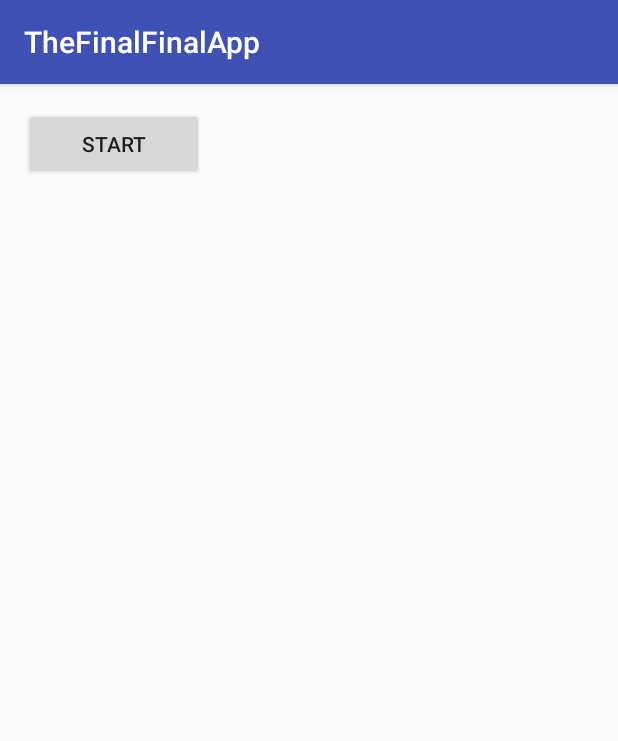
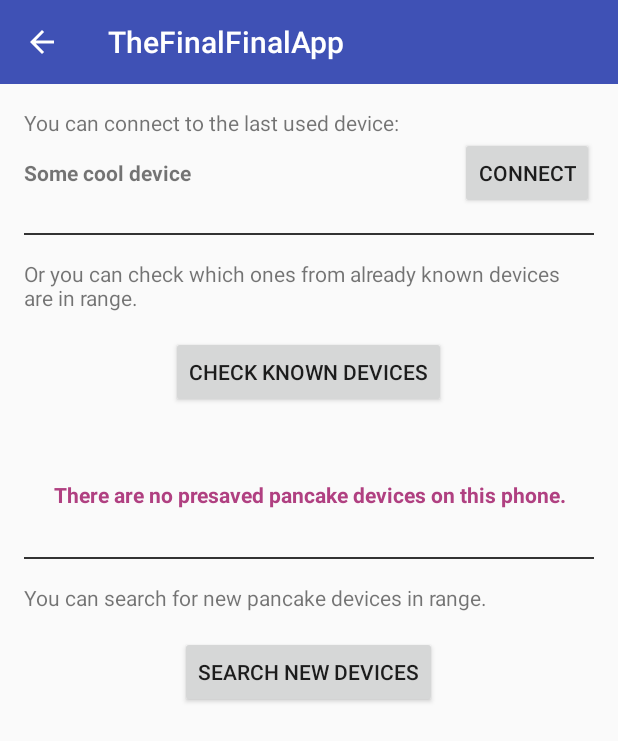
Before and after one commit to stas-perchenko/bt-recorder, an Android app: the screen it shows after launch (MainActivity before the commit, StartActivity after it), on a phone screen of 412 x 824 dp. Shown: the top 741 px of the screen. Run offline under Robolectric (Android 15) with nearby library versions, the phone set to English and light mode, and no system bars; 1 statement that could not run was skipped.

Commit message:
StartActivity to manage devices

```diff
--- a/app/src/main/AndroidManifest.xml
+++ b/app/src/main/AndroidManifest.xml
@@ -13,7 +13,10 @@
         android:label="@string/app_name"
         android:supportsRtl="true"
         android:theme="@style/AppTheme">
-        <activity android:name=".ui.activity.MainActivity">
+        <activity android:name=".ui.activity.StartActivity"
+            android:theme="@style/AppTheme.NoActionBar"
+            android:screenOrientation="portrait"
+            android:windowSoftInputMode="adjustPan">
             <intent-filter>
                 <action android:name="android.intent.action.MAIN" />
 
--- a/app/src/main/java/com/alperez/bt_microphone/storage/DatabaseAdapter.java
+++ b/app/src/main/java/com/alperez/bt_microphone/storage/DatabaseAdapter.java
@@ -7,7 +7,9 @@ import android.database.sqlite.SQLiteDatabase;
 import com.alperez.bt_microphone.model.BlacklistedBtDevice;
 import com.alperez.bt_microphone.model.ValidBtDevice;
 
+import java.util.ArrayList;
 import java.util.Date;
+import java.util.List;
 
 /**
  * Created by stanislav.perchenko on 3/9/2017.
@@ -80,20 +82,10 @@ public class DatabaseAdapter {
 
     public ValidBtDevice selectValidDeviceById(long id) {
         String where = String.format("%s = %d", BlacklistedBtDevice.COLUMN_ID, id);
-        Cursor c = db.query(BlacklistedBtDevice.TABLE_NAME, null, where, null, null, null, null);
+        Cursor c = db.query(ValidBtDevice.TABLE_NAME, null, where, null, null, null, null);
         try {
             if (c.moveToFirst()) {
-                return ValidBtDevice.builder()
-                        .setMacAddress(c.getString(c.getColumnIndex(ValidBtDevice.COLUMN_MAC)))
-                        .setDeviceName(c.getString(c.getColumnIndex(ValidBtDevice.COLUMN_ORIG_DEVICE_NAME)))
-                        .setSerialNumber(c.getString(c.getColumnIndex(ValidBtDevice.COLUMN_SERIAL_NUM)))
-                        .setHardwareVersion(c.getInt(c.getColumnIndex(ValidBtDevice.COLUMN_HARD_VERSION)))
-                        .setFirmwareVersion(c.getInt(c.getColumnIndex(ValidBtDevice.COLUMN_SOFT_VERSION)))
-                        .setReleaseDate(new Date(c.getLong(c.getColumnIndex(ValidBtDevice.COLUMN_RELEASE_DATE))))
-                        .setUserDefinedName(c.getString(c.getColumnIndex(ValidBtDevice.COLUMN_USER_DEVINED_NAME)))
-                        .setTimeDiscovered(new Date(c.getLong(c.getColumnIndex(ValidBtDevice.COLUMN_TIME_DISCOVERED))))
-                        .setTimeLastConnected(new Date(c.getLong(c.getColumnIndex(ValidBtDevice.COLUMN_TIME_LAST_CONNECTED))))
-                        .build();
+                return buildValidDeviceFromCursor(c);
             } else {
                 return null;
             }
@@ -102,7 +94,34 @@ public class DatabaseAdapter {
         }
     }
 
+    public List<ValidBtDevice> selectAllValidDevices() {
+        Cursor c = db.query(ValidBtDevice.TABLE_NAME, null, null, null, null, null, ValidBtDevice.COLUMN_TIME_LAST_CONNECTED);
+        try {
+            List<ValidBtDevice> result = new ArrayList<>(5);
+            if (c.moveToFirst()) {
+                do {
+                    result.add(buildValidDeviceFromCursor(c));
+                } while (c.moveToNext());
+            }
+            return result;
+        } finally {
+            c.close();
+        }
+    }
 
+    private ValidBtDevice buildValidDeviceFromCursor(Cursor c) {
+        return ValidBtDevice.builder()
+                .setMacAddress(c.getString(c.getColumnIndex(ValidBtDevice.COLUMN_MAC)))
+                .setDeviceName(c.getString(c.getColumnIndex(ValidBtDevice.COLUMN_ORIG_DEVICE_NAME)))
+                .setSerialNumber(c.getString(c.getColumnIndex(ValidBtDevice.COLUMN_SERIAL_NUM)))
+                .setHardwareVersion(c.getInt(c.getColumnIndex(ValidBtDevice.COLUMN_HARD_VERSION)))
+                .setFirmwareVersion(c.getInt(c.getColumnIndex(ValidBtDevice.COLUMN_SOFT_VERSION)))
+                .setReleaseDate(new Date(c.getLong(c.getColumnIndex(ValidBtDevice.COLUMN_RELEASE_DATE))))
+                .setUserDefinedName(c.getString(c.getColumnIndex(ValidBtDevice.COLUMN_USER_DEVINED_NAME)))
+                .setTimeDiscovered(new Date(c.getLong(c.getColumnIndex(ValidBtDevice.COLUMN_TIME_DISCOVERED))))
+                .setTimeLastConnected(new Date(c.getLong(c.getColumnIndex(ValidBtDevice.COLUMN_TIME_LAST_CONNECTED))))
+                .build();
+    }
 
     /**********************************************************************************************/
     /******************************  Insert/Update methods  ***************************************/
--- /dev/null
+++ b/app/src/main/java/com/alperez/bt_microphone/ui/IFullScreenProgress.java
@@ -0,0 +1,10 @@
+package com.alperez.bt_microphone.ui;
+
+/**
+ * Created by stanislav.perchenko on 3/12/2017.
+ */
+
+public interface IFullScreenProgress {
+    void showFullScreenProgress(String message);
+    void dismissFullScreenProgress();
+}
--- /dev/null
+++ b/app/src/main/java/com/alperez/bt_microphone/ui/activity/BaseActivity.java
@@ -0,0 +1,91 @@
+package com.alperez.bt_microphone.ui.activity;
+
+import android.app.ProgressDialog;
+import android.content.Context;
+import android.os.Bundle;
+import android.support.annotation.Nullable;
+import android.support.v7.app.ActionBar;
+import android.support.v7.app.AppCompatActivity;
+import android.support.v7.widget.Toolbar;
+import android.view.MotionEvent;
+import android.view.View;
+import android.view.inputmethod.InputMethodManager;
+import android.widget.EditText;
+
+import com.alperez.bt_microphone.R;
+import com.alperez.bt_microphone.ui.IFullScreenProgress;
+import com.alperez.bt_microphone.ui.Layout;
+
+import java.lang.annotation.Annotation;
+
+/**
+ * Created by stanislav.perchenko on 3/12/2017.
+ */
+
+public class BaseActivity extends AppCompatActivity implements IFullScreenProgress {
+    private ProgressDialog mDialog;
+
+    @Override
+    protected void onCreate(@Nullable Bundle savedInstanceState) {
+        super.onCreate(savedInstanceState);
+        Class cls = getClass();
+        if (!cls.isAnnotationPresent(Layout.class)) return;
+        Annotation annotation = cls.getAnnotation(Layout.class);
+        Layout layout = ((Layout) annotation);
+        setContentView(layout.value());
+
+    }
+
+    @Override
+    public boolean dispatchTouchEvent(MotionEvent event) {
+        View view = getCurrentFocus();
+        boolean result = super.dispatchTouchEvent(event);
+
+        if (view instanceof EditText) {
+            View w = getCurrentFocus();
+            if (w == null) return result;
+
+            int scrcoords[] = new int[2];
+            w.getLocationOnScreen(scrcoords);
+            float x = event.getRawX() + w.getLeft() - scrcoords[0];
+            float y = event.getRawY() + w.getTop() - scrcoords[1];
+
+            if (event.getAction() == MotionEvent.ACTION_UP
+                    && (x < w.getLeft() || x >= w.getRight()
+                    || y < w.getTop() || y > w.getBottom())) {
+                InputMethodManager imm = (InputMethodManager) getSystemService(Context.INPUT_METHOD_SERVICE);
+                imm.hideSoftInputFromWindow(getWindow().getCurrentFocus().getWindowToken(), 0);
+            }
+        }
+        return result;
+    }
+
+    public void setupToolbar() {
+        Toolbar toolbar = (Toolbar) findViewById(R.id.toolbar);
+        setSupportActionBar(toolbar);
+        final ActionBar ab = getSupportActionBar();
+        if(ab != null) {
+            ab.setDisplayHomeAsUpEnabled(true);
+        }
+    }
+
+    @Override
+    public void showFullScreenProgress(String message) {
+        if (mDialog == null) {
+            mDialog = new ProgressDialog(this);
+            mDialog.setIndeterminate(true);
+            mDialog.setTitle(message);
+            mDialog.setCancelable(false);
+            mDialog.setCanceledOnTouchOutside(false);
+        }
+        mDialog.show();
+    }
+
+    @Override
+    public void dismissFullScreenProgress() {
+        if (mDialog != null && mDialog.isShowing()) {
+            mDialog.dismiss();
+        }
+    }
+
+}
--- a/app/src/main/java/com/alperez/bt_microphone/ui/activity/MainActivity.java
+++ b/app/src/main/java/com/alperez/bt_microphone/ui/activity/MainActivity.java
@@ -1,43 +1,10 @@
 package com.alperez.bt_microphone.ui.activity;
 
-import android.support.v7.app.AppCompatActivity;
-import android.os.Bundle;
-import android.widget.Button;
+/**
+ * Created by stanislav.perchenko on 3/12/2017.
+ */
 
-import com.alperez.bt_microphone.R;
-import com.alperez.bt_microphone.bluetoorh.BluetoothNotSupportedException;
-import com.alperez.bt_microphone.bluetoorh.BtUtils;
-import com.alperez.bt_microphone.bluetoorh.management.DeviceDiscovery;
-import com.alperez.bt_microphone.bluetoorh.management.DeviceFounder;
-import com.alperez.bt_microphone.bluetoorh.management.OnDeviceFoundListener;
-import com.alperez.bt_microphone.bluetoorh.management.impl.DeviceDiscoveryImpl;
-import com.alperez.bt_microphone.bluetoorh.management.impl.DeviceFounderImpl;
-import com.alperez.bt_microphone.model.BlacklistedBtDevice;
-import com.alperez.bt_microphone.model.DiscoveredBluetoothDevice;
-import com.alperez.bt_microphone.model.ValidBtDevice;
-
-public class MainActivity extends AppCompatActivity {
-
-
-
-
-
-
-
-    @Override
-    protected void onCreate(Bundle savedInstanceState) {
-        super.onCreate(savedInstanceState);
-        setContentView(R.layout.activity_main);
-
-
-
-    }
-
-    @Override
-    protected void onDestroy() {
-        super.onDestroy();
-
-    }
-
+public class MainActivity extends BaseActivity {
+    public static final String ARG_VALID_DEVICE_ID = "device_id";
 
 }
--- /dev/null
+++ b/app/src/main/java/com/alperez/bt_microphone/ui/activity/StartActivity.java
@@ -0,0 +1,162 @@
+package com.alperez.bt_microphone.ui.activity;
+
+import android.bluetooth.BluetoothAdapter;
+import android.content.Intent;
+import android.os.Bundle;
+import android.support.v4.app.Fragment;
+import android.support.v4.app.FragmentTransaction;
+import android.view.View;
+import android.widget.Toast;
+
+import com.alperez.bt_microphone.R;
+import com.alperez.bt_microphone.bluetoorh.BluetoothNotSupportedException;
+import com.alperez.bt_microphone.bluetoorh.BtUtils;
+import com.alperez.bt_microphone.model.DiscoveredBluetoothDevice;
+import com.alperez.bt_microphone.model.ValidBtDevice;
+import com.alperez.bt_microphone.storage.DatabaseAdapter;
+import com.alperez.bt_microphone.ui.Layout;
+import com.alperez.bt_microphone.ui.fragment.CheckKnownDevicesFragment;
+import com.alperez.bt_microphone.ui.fragment.DiscoverDevicesFragment;
+
+import java.util.List;
+import java.util.Map;
+
+@Layout(value = R.layout.activity_start)
+public class StartActivity extends BaseActivity implements DiscoverDevicesFragment.BluetoothAdapterProvider, DiscoverDevicesFragment.OnDeviceSelectionResultListener {
+
+
+    BluetoothAdapter btAdapter;
+    private List<ValidBtDevice> savedDevices;
+
+
+    private Map<String, Fragment> allFragments;
+    private Fragment currFragment;
+
+
+    @Override
+    protected void onCreate(Bundle savedInstanceState) {
+        super.onCreate(savedInstanceState);
+        setupToolbar();
+
+
+        try {
+            btAdapter = BtUtils.getBtAdapter(this);
+        } catch (BluetoothNotSupportedException e) {
+            e.printStackTrace();
+            finish();
+            return;
+        }
+
+        savedDevices = selectSavedDevices();
+        setKnownDevicesGroupVisible(savedInstanceState.size() > 0);
+
+        findViewById(R.id.btn_connect_last).setOnClickListener(v -> goToMainActivity(savedDevices.get(0)));
+        findViewById(R.id.btn_check_known).setOnClickListener(v -> showCheckKnownDevicesFragment());
+        findViewById(R.id.btn_search_new).setOnClickListener(v -> showDiscoverDevicesFragment());
+
+    }
+
+    private void goToMainActivity(ValidBtDevice dev) {
+        Intent intent = new Intent(this, MainActivity.class);
+        intent.putExtra(MainActivity.ARG_VALID_DEVICE_ID, dev.id());
+        startActivity(intent);
+        finish();
+    }
+
+    private void showCheckKnownDevicesFragment() {
+        if ((currFragment != null) && (currFragment instanceof CheckKnownDevicesFragment)) {
+            // The required fragment is being shown;
+            return;
+        }
+
+        FragmentTransaction ft = getSupportFragmentManager().beginTransaction();
+        if (currFragment != null) {
+            ft.detach(currFragment);
+        }
+
+        Fragment f = allFragments.get(CheckKnownDevicesFragment.class.getName());
+        if (f != null) {
+            ((CheckKnownDevicesFragment) f).setDevices(savedDevices);
+            ft.attach(f);
+        } else {
+            f = new CheckKnownDevicesFragment();
+            ((CheckKnownDevicesFragment) f).setDevices(savedDevices);
+            allFragments.put(CheckKnownDevicesFragment.class.getName(), f);
+            ft.add(R.id.children_fragments_container, f);
+        }
+        ft.commit();
+    }
+
+    private void showDiscoverDevicesFragment() {
+        if ((currFragment != null) && (currFragment instanceof DiscoverDevicesFragment)) {
+            // The required fragment is being shown;
+            return;
+        }
+
+
+        FragmentTransaction ft = getSupportFragmentManager().beginTransaction();
+        if (currFragment != null) {
+            ft.detach(currFragment);
+        }
+
+        Fragment f = allFragments.get(DiscoverDevicesFragment.class.getName());
+        if (f != null) {
+            ft.attach(f);
+        } else {
+            f = new DiscoverDevicesFragment();
+            allFragments.put(DiscoverDevicesFragment.class.getName(), f);
+            ft.add(R.id.children_fragments_container, f);
+        }
+        ft.commit();
+    }
+
+
+
+
+    /*************************  interfaces for the Discover activity  *****************************/
+    @Override
+    public BluetoothAdapter getBluetoothAdapter() {
+        return btAdapter;
+    }
+
+    @Override
+    public void onNewDeviceSelected(DiscoveredBluetoothDevice device) {
+        Toast.makeText(this, "New device selected - "+device.getMacAddress(), Toast.LENGTH_LONG).show();
+    }
+
+    @Override
+    public void onKnowDeviceSelected(ValidBtDevice device) {
+        goToMainActivity(device);
+    }
+
+
+
+
+
+
+
+    /**********************************************************************************************/
+    private void setKnownDevicesGroupVisible(boolean visible) {
+        findViewById(R.id.container_known_devices).setVisibility(visible ? View.VISIBLE : View.GONE);
+        findViewById(R.id.txt_no_saved_devices).setVisibility(visible ? View.GONE : View.VISIBLE);
+    }
+
+    private List<ValidBtDevice> selectSavedDevices() {
+        DatabaseAdapter db = new DatabaseAdapter();
+        try {
+            return db.selectAllValidDevices();
+        } finally {
+            db.close();
+        }
+    }
+
+
+
+
+
+
+
+
+
+
+}
--- /dev/null
+++ b/app/src/main/res/layout/aaapplication_toolbar.xml
@@ -0,0 +1,12 @@
+<?xml version="1.0" encoding="utf-8"?>
+<android.support.v7.widget.Toolbar xmlns:android="http://schemas.android.com/apk/res/android"
+    xmlns:app="http://schemas.android.com/apk/res-auto"
+    android:id="@+id/toolbar"
+    android:layout_width="match_parent"
+    android:layout_height="wrap_content"
+    android:layout_weight="0"
+    android:layout_gravity="top"
+    android:layout_alignParentTop="true"
+    android:background="@color/colorPrimary"
+    android:minHeight="?attr/actionBarSize"
+    app:theme="@style/TransparentToolbar" />
--- a/app/src/main/res/layout/activity_main.xml
+++ /dev/null
@@ -1,20 +0,0 @@
-<?xml version="1.0" encoding="utf-8"?>
-<RelativeLayout xmlns:android="http://schemas.android.com/apk/res/android"
-    xmlns:tools="http://schemas.android.com/tools"
-    android:id="@+id/activity_main"
-    android:layout_width="match_parent"
-    android:layout_height="match_parent"
-    android:paddingBottom="@dimen/activity_vertical_margin"
-    android:paddingLeft="@dimen/activity_horizontal_margin"
-    android:paddingRight="@dimen/activity_horizontal_margin"
-    android:paddingTop="@dimen/activity_vertical_margin"
-    tools:context="com.alperez.bt_microphone.ui.activity.MainActivity">
-
-
-
-    <Button android:id="@+id/btn_start_stop"
-        android:layout_width="120dp"
-        android:layout_height="wrap_content"
-        android:text="start"/>
-
-</RelativeLayout>
--- /dev/null
+++ b/app/src/main/res/layout/activity_start.xml
@@ -0,0 +1,132 @@
+<?xml version="1.0" encoding="utf-8"?>
+<LinearLayout xmlns:android="http://schemas.android.com/apk/res/android"
+    android:layout_width="match_parent"
+    android:layout_height="match_parent"
+    android:orientation="vertical">
+
+    <include android:id="@+id/toolbar" layout="@layout/aaapplication_toolbar"/>
+
+    <FrameLayout
+        android:layout_width="match_parent"
+        android:layout_height="0dp"
+        android:layout_weight="1">
+
+        <!--  The activity content /-->
+        <LinearLayout
+            android:layout_width="match_parent"
+            android:layout_height="match_parent"
+            android:orientation="vertical"
+            android:paddingBottom="@dimen/activity_vertical_margin"
+            android:paddingLeft="@dimen/activity_horizontal_margin"
+            android:paddingRight="@dimen/activity_horizontal_margin"
+            android:paddingTop="@dimen/activity_vertical_margin">
+
+            <LinearLayout android:id="@+id/container_known_devices"
+                android:layout_width="match_parent"
+                android:layout_height="wrap_content"
+                android:orientation="vertical">
+
+
+
+                <!-- 1 /-->
+                <TextView
+                    android:layout_width="match_parent"
+                    android:layout_height="wrap_content"
+                    android:text="@string/prompt_last_connected_device"/>
+
+                <LinearLayout
+                    android:layout_width="match_parent"
+                    android:layout_height="wrap_content"
+                    android:orientation="horizontal"
+                    android:gravity="center_vertical">
+                    <TextView
+                        android:layout_width="0dp"
+                        android:layout_height="wrap_content"
+                        android:layout_weight="1"
+                        android:textStyle="bold"
+                        android:textSize="14sp"
+                        android:text="Some cool device"/>
+
+                    <Button android:id="@+id/btn_connect_last"
+                        android:layout_width="wrap_content"
+                        android:layout_height="wrap_content"
+                        android:layout_weight="0"
+                        android:text="@string/action_connect_last_device"/>
+                </LinearLayout>
+
+
+
+
+
+
+                <!-- 2 /-->
+                <View
+                    android:layout_width="match_parent"
+                    android:layout_height="1dp"
+                    android:background="#333333"
+                    android:layout_marginTop="@dimen/activity_vertical_margin"/>
+                <TextView
+                    android:layout_width="match_parent"
+                    android:layout_height="wrap_content"
+                    android:layout_marginTop="@dimen/activity_vertical_margin"
+                    android:text="@string/prompt_check_known_devices"/>
+
+                <Button android:id="@+id/btn_check_known"
+                    android:layout_width="wrap_content"
+                    android:layout_height="wrap_content"
+                    android:layout_gravity="center_horizontal"
+                    android:layout_marginTop="@dimen/activity_vertical_margin"
+                    android:text="@string/action_check_known_devices"/>
+
+
+
+
+
+            </LinearLayout>
+
+            <TextView android:id="@+id/txt_no_saved_devices"
+                android:layout_width="match_parent"
+                android:layout_height="wrap_content"
+                android:gravity="center_horizontal"
+                android:paddingTop="48dp"
+                android:paddingBottom="32dp"
+                android:textColor="@color/text_red"
+                android:textStyle="bold"
+                android:text="@string/text_no_saved_devices"/>
+
+
+            <!-- 3 /-->
+            <View
+                android:layout_width="match_parent"
+                android:layout_height="1dp"
+                android:background="#333333"/>
+            <TextView
+                android:layout_width="match_parent"
+                android:layout_height="wrap_content"
+                android:layout_marginTop="@dimen/activity_vertical_margin"
+                android:text="@string/prompt_search_new_devices"/>
+
+            <Button android:id="@+id/btn_search_new"
+                android:layout_width="wrap_content"
+                android:layout_height="wrap_content"
+                android:layout_gravity="center_horizontal"
+                android:layout_marginTop="@dimen/activity_vertical_margin"
+                android:text="@string/action_search_new_devices"/>
+
+        </LinearLayout>
+
+
+        <!--  Container for children fragments /-->
+        <FrameLayout
+            android:id="@+id/children_fragments_container"
+            android:layout_width="match_parent"
+            android:layout_height="match_parent"
+            android:background="@android:color/transparent"/>
+
+    </FrameLayout>
+
+
+
+
+
+</LinearLayout>
--- a/app/src/main/res/values/colors.xml
+++ b/app/src/main/res/values/colors.xml
@@ -8,5 +8,6 @@
     <color name="text_regular">#222222</color>
     <color name="text_light">#656565</color>
     <color name="text_white">#FFFFFF</color>
+    <color name="text_red">#B04081</color>
     <color name="bg_section_title">#3090A0</color>
 </resources>
--- a/app/src/main/res/values/strings.xml
+++ b/app/src/main/res/values/strings.xml
@@ -4,4 +4,13 @@
     <string name="title_saved_devices">Already known pancake devices</string>
     <string name="title_other_devices">Other Bluetooth devices</string>
     <string name="no_devices">No devices found</string>
+
+    <string name="text_no_saved_devices">There are no presaved pancake devices on this phone.</string>
+    <string name="prompt_last_connected_device">You can connect to the last used device:</string>
+    <string name="prompt_check_known_devices">Or you can check which ones from already known devices are in range.</string>
+    <string name="prompt_search_new_devices">You can search for new pancake devices in range.</string>
+
+    <string name="action_connect_last_device">Connect</string>
+    <string name="action_check_known_devices">Check known devices</string>
+    <string name="action_search_new_devices">Search new devices</string>
 </resources>
--- a/app/src/main/res/values/styles.xml
+++ b/app/src/main/res/values/styles.xml
@@ -8,4 +8,15 @@
         <item name="colorAccent">@color/colorAccent</item>
     </style>
 
+    <style name="AppTheme.NoActionBar">
+        <item name="windowActionBar">false</item>
+        <item name="windowNoTitle">true</item>
+    </style>
+
+    <style name="TransparentToolbar" parent="@style/ThemeOverlay.AppCompat.Dark.ActionBar">
+        <item name="android:windowActionBarOverlay">true</item>
+        <!-- Support Library compability -->
+        <item name="windowActionBarOverlay">true</item>
+    </style>
+
 </resources>
```
Also changed, not shown: app/src/main/java/com/alperez/bt_microphone/ui/Layout.java (added, +17 -0 lines), app/src/main/java/com/alperez/bt_microphone/ui/fragment/CheckKnownDevicesFragment.java (added, +19 -0 lines).
